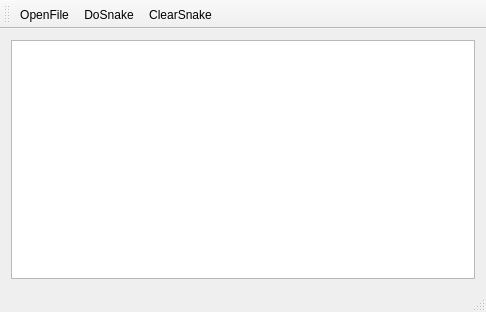
Before: the Qt Designer form snakeonqt.ui in ming1144/SnakeOnQT, drawn with Qt 5.
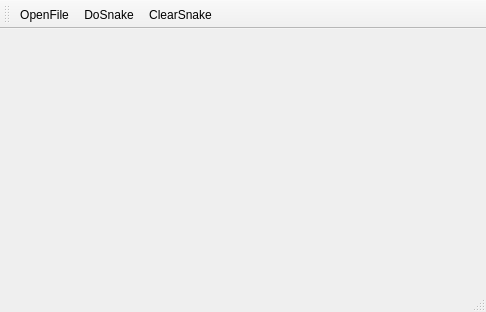
After: the same form once the commit is applied. Icons and pictures are not drawn.

Commit message: 20161118 Mac remove GraphicsView add Label

What changed in the file:
```diff
--- a/snakeonqt.ui
+++ b/snakeonqt.ui
@@ -16,7 +16,11 @@
   <widget class="QWidget" name="centralWidget">
    <layout class="QGridLayout" name="gridLayout">
     <item row="0" column="0">
-     <widget class="QGraphicsView" name="Image"/>
+     <widget class="QLabel" name="Image">
+      <property name="text">
+       <string/>
+      </property>
+     </widget>
     </item>
    </layout>
   </widget>
```
The commit also changes 8 other files.
